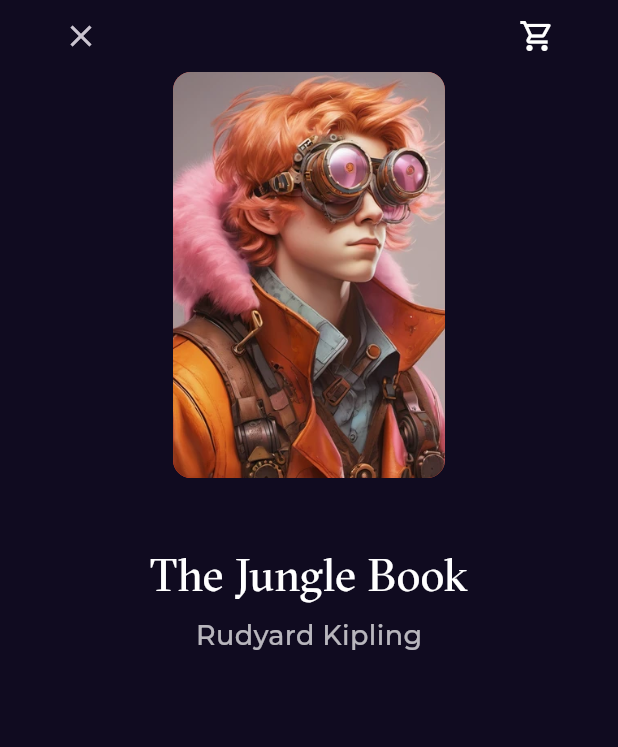
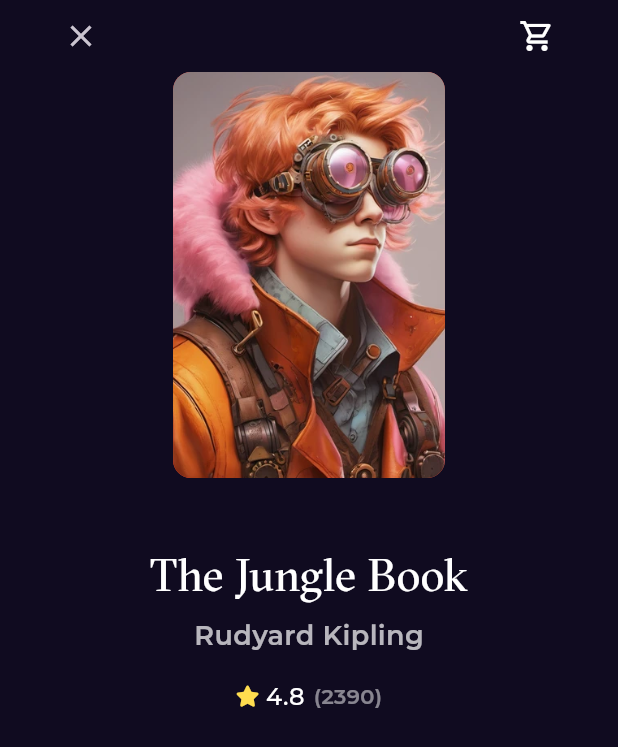
Before and after one commit to Eslam-Hossam1/bookly_app, a Flutter app: the BookDetailsBody widget shown alone on an empty page, opened directly, after a tap on the "close" icon, on a phone screen of 412 x 824 dp. Shown: the top 747 px of the screen. Run offline on Flutter 3.47's test engine with Material 3 defaults, Android fonts, the phone set to English and light mode, and no system bars; our stand-ins replace flutter_svg, font_awesome_flutter, go_router, google_fonts.

Commit message:
add book rating to book details view

```diff
--- a/lib/Features/home/presentation/views/widgets/book_rating.dart
+++ b/lib/Features/home/presentation/views/widgets/book_rating.dart
@@ -5,29 +5,33 @@ import 'package:font_awesome_flutter/font_awesome_flutter.dart';
 class BookRating extends StatelessWidget {
   const BookRating({
     super.key,
+    this.mainAxisAlignment = MainAxisAlignment.start,
   });
-
+  final MainAxisAlignment mainAxisAlignment;
   @override
   Widget build(BuildContext context) {
-    return const Row(
+    return Row(
+      mainAxisAlignment: mainAxisAlignment,
       children: [
-        Icon(
+        const Icon(
           FontAwesomeIcons.solidStar,
+          size: 14,
           color: Color(0xffFFDD4F),
         ),
-        SizedBox(
+        const SizedBox(
           width: 6,
         ),
-        Text(
+        const Text(
           "4.8",
           style: Styles.textStyle16,
         ),
-        SizedBox(
+        const SizedBox(
           width: 6,
         ),
         Text(
           "(2390)",
-          style: Styles.textStyle14,
+          style: Styles.textStyle14.copyWith(
+              color: Colors.white.withOpacity(.5), fontWeight: FontWeight.w600),
         )
       ],
     );
--- a/lib/Features/home/presentation/views/widgets/books_details_view_body.dart
+++ b/lib/Features/home/presentation/views/widgets/books_details_view_body.dart
@@ -1,3 +1,4 @@
+import 'package:bookly_app/Features/home/presentation/views/widgets/book_rating.dart';
 import 'package:bookly_app/Features/home/presentation/views/widgets/custom_book_details_app_bar.dart';
 import 'package:bookly_app/Features/home/presentation/views/widgets/custom_book_image.dart';
 import 'package:bookly_app/core/utils/styles.dart';
@@ -30,7 +31,13 @@ class BookDetailsBody extends StatelessWidget {
         Text(
           "Rudyard Kipling",
           style: Styles.textStyle18.copyWith(
-              fontWeight: FontWeight.w500, color: Colors.white.withOpacity(.7)),
+              fontWeight: FontWeight.w600, color: Colors.white.withOpacity(.7)),
+        ),
+        const SizedBox(
+          height: 16,
+        ),
+        const BookRating(
+          mainAxisAlignment: MainAxisAlignment.center,
         )
       ],
     );
```
